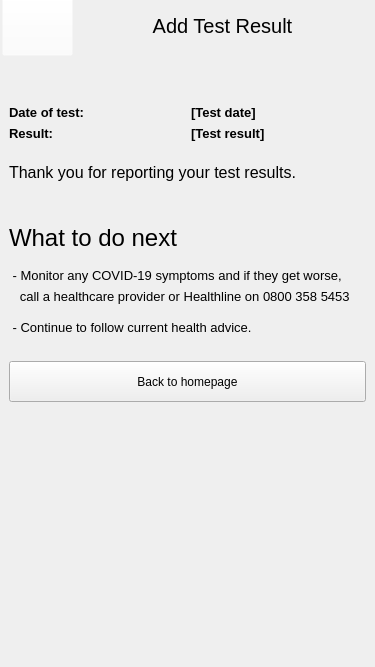
The window that 0806_mCR_login/covidtestforms.ui (csidon/MyCovidApp) describes before a commit, drawn with Qt 5.
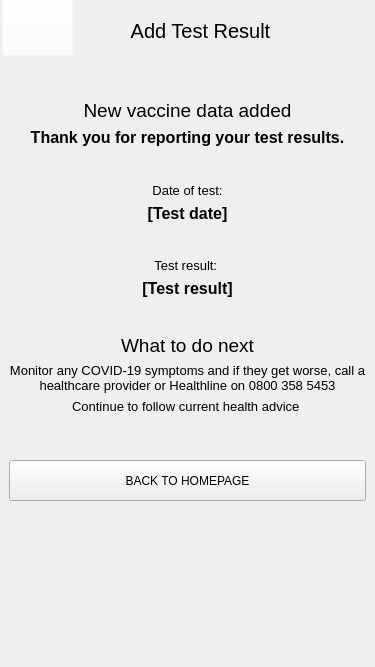
The same window after the commit. The open tabs and pages were chosen to show the change. Icons and pictures are not drawn.

The edit to the form file:
```diff
--- a/0806_mCR_login/covidtestforms.ui
+++ b/0806_mCR_login/covidtestforms.ui
@@ -16,10 +16,10 @@
   <widget class="QLabel" name="lbl_QRRequests">
    <property name="geometry">
     <rect>
-     <x>72</x>
-     <y>-5</y>
-     <width>301</width>
-     <height>61</height>
+     <x>70</x>
+     <y>8</y>
+     <width>261</width>
+     <height>45</height>
     </rect>
    </property>
    <property name="styleSheet">
@@ -56,7 +56,7 @@
      <x>0</x>
      <y>60</y>
      <width>375</width>
-     <height>521</height>
+     <height>450</height>
     </rect>
    </property>
    <property name="currentIndex">
@@ -359,52 +359,114 @@
     <zorder>rBtn_testNeg</zorder>
    </widget>
    <widget class="QWidget" name="page_2">
-    <layout class="QFormLayout" name="formLayout">
-     <item row="0" column="1">
+    <layout class="QVBoxLayout" name="verticalLayout_3">
+     <item>
+      <layout class="QVBoxLayout" name="verticalLayout">
+       <item>
       <spacer name="verticalSpacer_3">
        <property name="orientation">
         <enum>Qt::Vertical</enum>
        </property>
-       <property name="sizeType">
-        <enum>QSizePolicy::Fixed</enum>
-       </property>
        <property name="sizeHint" stdset="0">
         <size>
-         <width>320</width>
+           <width>20</width>
          <height>30</height>
         </size>
        </property>
       </spacer>
      </item>
-     <item row="1" column="0" colspan="2">
-      <layout class="QHBoxLayout" name="horizontalLayout">
        <item>
-        <widget class="QLabel" name="lbl_DoT">
+        <widget class="QLabel" name="label_4">
          <property name="font">
           <font>
            <family>Arial</family>
-           <pointsize>10</pointsize>
+           <pointsize>14</pointsize>
+           <italic>false</italic>
+           <bold>false</bold>
+          </font>
+         </property>
+         <property name="styleSheet">
+          <string notr="true">font: 14pt &quot;Arial&quot;;</string>
+         </property>
+         <property name="text">
+          <string>New vaccine data added</string>
+         </property>
+         <property name="alignment">
+          <set>Qt::AlignCenter</set>
+         </property>
+        </widget>
+       </item>
+       <item>
+        <widget class="QLabel" name="label">
+         <property name="font">
+          <font>
+           <family>Arial</family>
+           <pointsize>12</pointsize>
            <italic>false</italic>
            <bold>true</bold>
           </font>
          </property>
          <property name="styleSheet">
-          <string notr="true">font: 700 10pt &quot;Arial&quot;;</string>
+          <string notr="true">font: 700 12pt &quot;Arial&quot;;</string>
+         </property>
+         <property name="text">
+          <string>Thank you for reporting your test results.</string>
+         </property>
+         <property name="alignment">
+          <set>Qt::AlignCenter</set>
+         </property>
+         <property name="wordWrap">
+          <bool>true</bool>
+         </property>
+        </widget>
+       </item>
+       <item>
+        <spacer name="verticalSpacer_4">
+         <property name="orientation">
+          <enum>Qt::Vertical</enum>
+         </property>
+         <property name="sizeHint" stdset="0">
+          <size>
+           <width>20</width>
+           <height>20</height>
+          </size>
+         </property>
+        </spacer>
+       </item>
+       <item>
+        <layout class="QHBoxLayout" name="horizontalLayout_5">
+         <item>
+          <widget class="QLabel" name="lbl_DoT_2">
+           <property name="font">
+            <font>
+             <family>Arial</family>
+             <pointsize>10</pointsize>
+             <italic>false</italic>
+             <bold>false</bold>
+            </font>
+           </property>
+           <property name="styleSheet">
+            <string notr="true">font: 10pt &quot;Arial&quot;;</string>
          </property>
          <property name="inputMethodHints">
           <set>Qt::ImhNone</set>
          </property>
          <property name="text">
-          <string>Date of test: </string>
-         </property>
-        </widget>
+            <string>Date of test:</string>
+           </property>
+           <property name="alignment">
+            <set>Qt::AlignCenter</set>
+           </property>
+          </widget>
+         </item>
+        </layout>
        </item>
        <item>
         <widget class="QLabel" name="lbl_displayTestDate">
          <property name="font">
           <font>
            <family>Arial</family>
-           <pointsize>10</pointsize>
+           <pointsize>12</pointsize>
            <italic>false</italic>
            <bold>true</bold>
           </font>
@@ -418,39 +480,64 @@
          <property name="text">
           <string>[Test date]</string>
          </property>
+         <property name="alignment">
+          <set>Qt::AlignCenter</set>
+         </property>
+         <property name="wordWrap">
+          <bool>true</bool>
+         </property>
         </widget>
        </item>
-      </layout>
-     </item>
-     <item row="2" column="0" colspan="2">
-      <layout class="QHBoxLayout" name="horizontalLayout_2">
+       <item>
+        <spacer name="verticalSpacer">
+         <property name="orientation">
+          <enum>Qt::Vertical</enum>
+         </property>
+         <property name="sizeType">
+          <enum>QSizePolicy::Expanding</enum>
+         </property>
+         <property name="sizeHint" stdset="0">
+          <size>
+           <width>20</width>
+           <height>10</height>
+          </size>
+         </property>
+        </spacer>
+       </item>
        <item>
-        <widget class="QLabel" name="lbl_tr">
+        <layout class="QHBoxLayout" name="horizontalLayout_6">
+         <item>
+          <widget class="QLabel" name="lbl_tR">
          <property name="font">
           <font>
            <family>Arial</family>
            <pointsize>10</pointsize>
            <italic>false</italic>
-           <bold>true</bold>
+             <bold>false</bold>
           </font>
          </property>
          <property name="styleSheet">
-          <string notr="true">font: 700 10pt &quot;Arial&quot;;</string>
+            <string notr="true">font: 10pt &quot;Arial&quot;;</string>
          </property>
          <property name="inputMethodHints">
           <set>Qt::ImhNone</set>
          </property>
          <property name="text">
-          <string>Result: </string>
-         </property>
-        </widget>
+            <string>Test result: </string>
+           </property>
+           <property name="alignment">
+            <set>Qt::AlignCenter</set>
+           </property>
+          </widget>
+         </item>
+        </layout>
        </item>
        <item>
         <widget class="QLabel" name="lbl_displayTestRes">
          <property name="font">
           <font>
            <family>Arial</family>
-           <pointsize>10</pointsize>
+           <pointsize>12</pointsize>
            <italic>false</italic>
            <bold>true</bold>
           </font>
@@ -464,68 +551,36 @@
          <property name="text">
           <string>[Test result]</string>
          </property>
-        </widget>
-       </item>
-      </layout>
-     </item>
-     <item row="3" column="0">
-      <spacer name="verticalSpacer_4">
-       <property name="orientation">
-        <enum>Qt::Vertical</enum>
-       </property>
-       <property name="sizeType">
-        <enum>QSizePolicy::Fixed</enum>
-       </property>
-       <property name="sizeHint" stdset="0">
-        <size>
-         <width>20</width>
-         <height>10</height>
-        </size>
-       </property>
-      </spacer>
-     </item>
-     <item row="4" column="0" colspan="2">
-      <widget class="QLabel" name="label">
-       <property name="font">
-        <font>
-         <family>Arial</family>
-         <pointsize>12</pointsize>
-         <italic>false</italic>
-         <bold>false</bold>
-        </font>
-       </property>
-       <property name="styleSheet">
-        <string notr="true">font: 12pt &quot;Arial&quot;;</string>
-       </property>
-       <property name="text">
-        <string>Thank you for reporting your test results.</string>
-       </property>
-      </widget>
-     </item>
-     <item row="5" column="0">
-      <spacer name="verticalSpacer_5">
+         <property name="alignment">
+          <set>Qt::AlignCenter</set>
+         </property>
+         <property name="wordWrap">
+          <bool>true</bool>
+         </property>
+        </widget>
+       </item>
+       <item>
+        <spacer name="verticalSpacer_9">
        <property name="orientation">
         <enum>Qt::Vertical</enum>
        </property>
        <property name="sizeType">
-        <enum>QSizePolicy::Fixed</enum>
+          <enum>QSizePolicy::Expanding</enum>
        </property>
        <property name="sizeHint" stdset="0">
         <size>
          <width>20</width>
-         <height>30</height>
+           <height>20</height>
         </size>
        </property>
       </spacer>
      </item>
-     <item row="6" column="0" colspan="2">
-      <layout class="QVBoxLayout" name="verticalLayout">
        <item>
         <widget class="QLabel" name="label_2">
          <property name="font">
           <font>
            <family>Arial</family>
-           <pointsize>18</pointsize>
+           <pointsize>14</pointsize>
            <italic>false</italic>
            <bold>false</bold>
           </font>
@@ -536,100 +591,61 @@
          <property name="text">
           <string>What to do next</string>
          </property>
+         <property name="alignment">
+          <set>Qt::AlignCenter</set>
+         </property>
         </widget>
        </item>
-       <item>
-        <spacer name="verticalSpacer_2">
-         <property name="orientation">
-          <enum>Qt::Vertical</enum>
-         </property>
-         <property name="sizeHint" stdset="0">
-          <size>
-           <width>20</width>
-           <height>10</height>
-          </size>
-         </property>
-        </spacer>
-       </item>
        <item>
         <widget class="QLabel" name="label_3">
          <property name="font">
           <font>
            <family>Arial</family>
            <pointsize>10</pointsize>
-           <italic>false</italic>
-           <bold>false</bold>
           </font>
          </property>
-         <property name="styleSheet">
-          <string notr="true">font: 10pt &quot;Arial&quot;;</string>
-         </property>
          <property name="text">
-          <string> - Monitor any COVID-19 symptoms and if they get worse,</string>
+          <string>Monitor any COVID-19 symptoms and if they get worse, call a healthcare provider or Healthline on 0800 358 5453</string>
          </property>
-        </widget>
-       </item>
-       <item>
-        <widget class="QLabel" name="label_4">
-         <property name="font">
-          <font>
-           <family>Arial</family>
-           <pointsize>10</pointsize>
-           <italic>false</italic>
-           <bold>false</bold>
-          </font>
+         <property name="alignment">
+          <set>Qt::AlignCenter</set>
          </property>
-         <property name="styleSheet">
-          <string notr="true">font: 10pt &quot;Arial&quot;;</string>
+         <property name="wordWrap">
+          <bool>true</bool>
          </property>
-         <property name="text">
-          <string>   call a healthcare provider or Healthline on 0800 358 5453</string>
+         <property name="indent">
+          <number>-1</number>
          </property>
         </widget>
        </item>
-       <item>
-        <spacer name="verticalSpacer">
-         <property name="orientation">
-          <enum>Qt::Vertical</enum>
-         </property>
-         <property name="sizeHint" stdset="0">
-          <size>
-           <width>20</width>
-           <height>10</height>
-          </size>
-         </property>
-        </spacer>
-       </item>
        <item>
         <widget class="QLabel" name="label_5">
          <property name="font">
           <font>
            <family>Arial</family>
            <pointsize>10</pointsize>
-           <italic>false</italic>
-           <bold>false</bold>
           </font>
          </property>
-         <property name="styleSheet">
-          <string notr="true">font: 10pt &quot;Arial&quot;;</string>
-         </property>
          <property name="text">
-          <string> - Continue to follow current health advice.</string>
+          <string>Continue to follow current health advice </string>
+         </property>
+         <property name="alignment">
+          <set>Qt::AlignCenter</set>
          </property>
         </widget>
        </item>
        <item>
-        <spacer name="verticalSpacer_7">
+        <spacer name="verticalSpacer_2">
          <property name="orientation">
           <enum>Qt::Vertical</enum>
          </property>
          <property name="sizeType">
-          <enum>QSizePolicy::Fixed</enum>
+          <enum>QSizePolicy::Expanding</enum>
          </property>
          <property name="sizeHint" stdset="0">
           <size>
            <width>20</width>
-           <height>20</height>
+           <height>40</height>
           </size>
          </property>
         </spacer>
@@ -643,25 +659,12 @@
           </size>
          </property>
          <property name="text">
-          <string>Back to homepage</string>
+          <string>BACK TO HOMEPAGE</string>
          </property>
         </widget>
        </item>
       </layout>
      </item>
-     <item row="8" column="0">
-      <spacer name="verticalSpacer_6">
-       <property name="orientation">
-        <enum>Qt::Vertical</enum>
-       </property>
-       <property name="sizeHint" stdset="0">
-        <size>
-         <width>20</width>
-         <height>40</height>
-        </size>
-       </property>
-      </spacer>
-     </item>
     </layout>
    </widget>
    <widget class="QWidget" name="page_3">
```
Left out of the diff: 22 changed lines with no effect on the pictures. Lines whose indentation alone changed are shown as unchanged.
